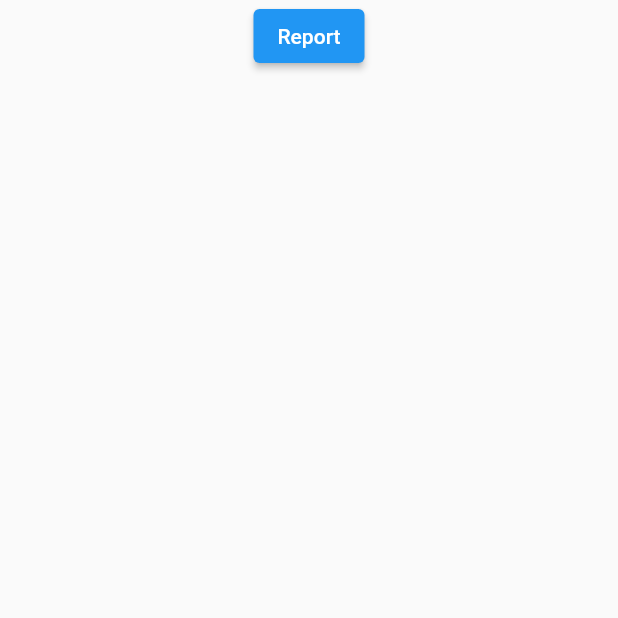
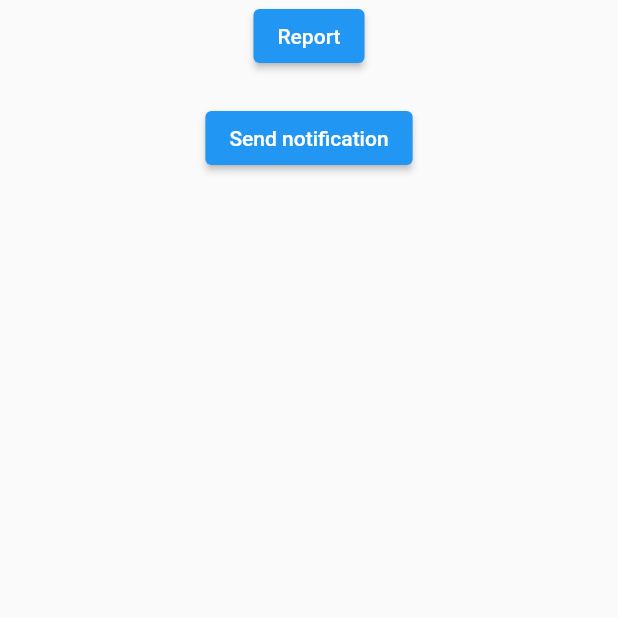
Before and after one commit to MaciekGab/SafeStudy, a Flutter app: the ReportInfectionPage screen opened directly, after a tap on "Report", on a phone screen of 412 x 824 dp, the top half of it. Run offline on Flutter 3.47's test engine with Material 2 defaults, Android fonts, the phone set to English and light mode, and no system bars; our stand-ins replace cloud_firestore, firebase_auth, firebase_core, firebase_messaging, form_field_validator, open_file and 2 more; missing offline and left inert: flutter_barcode_scanner; accounts and stored records are empty.

Commit message:
Created NotificationService which handle sending notifications to other users, Added sending functionality to ReportInfectionPage

```diff
--- a/lib/pages/ReportInfectionPage.dart
+++ b/lib/pages/ReportInfectionPage.dart
@@ -2,8 +2,10 @@ import 'package:cloud_firestore/cloud_firestore.dart';
 import 'package:firebase_messaging/firebase_messaging.dart';
 import 'package:flutter/material.dart';
 import 'package:provider/provider.dart';
+
 import 'package:test_auth_with_rolebased_ui/models/MeetingDataModel.dart';
 import 'package:test_auth_with_rolebased_ui/models/UserDataModel.dart';
+import '../services/NotificationService.dart';
 
 class ReportInfectionPage extends StatelessWidget {
   const ReportInfectionPage({Key key}) : super(key: key);
@@ -39,6 +41,8 @@ class ReportInfectionPage extends StatelessWidget {
                     counter++;
                     // print(element['participants']);
                   });
+                String fcmUserToken = await FirebaseMessaging.instance.getToken();
+                dataSet.remove(fcmUserToken);
                   List<String> testMap;
                   testMap = dataSet.toList();
                   print('data set is: $dataSet');
@@ -46,10 +50,6 @@ class ReportInfectionPage extends StatelessWidget {
                   int value = testMap.length;
                   print('Length of list to send notification: $value');
                   print('Docs returned: $counter');
-
-                  String fcmUserToken = await FirebaseMessaging.instance.getToken();
-                  dataSet.remove(fcmUserToken);
-                print('data set without userToken: $dataSet');
 
                 await FirebaseFirestore.instance.collection('reports').add(
                       {
@@ -64,8 +64,15 @@ class ReportInfectionPage extends StatelessWidget {
                         'reporterId': userData.uid,
                       }
                   );
+                final response = await NotificationService.sendTo(title: 'Test', body: 'TestowaNotyfikacja69', fcmTokens: testMap);
+                print('Notification response code is: ${response.statusCode}');
+                print('Notification response code is: ${response.body}');
                   }
               ),
+              SizedBox(height: 20,),
+              ElevatedButton(onPressed: () {
+
+              }, child: Text("Send notification"))
               // Text('QR value: '+ _qrCodeData)
             ],
           ),
--- /dev/null
+++ b/lib/services/NotificationService.dart
@@ -0,0 +1,27 @@
+import 'dart:convert';
+import 'package:http/http.dart' as http;
+import 'package:flutter/material.dart';
+
+import '../Keys.dart';
+
+class NotificationService {
+  static final http.Client client = http.Client();
+  static final Uri url = Uri.parse(urlToFcm);
+   static Future<http.Response> sendTo({@required String title, @required String body, @required List<String> fcmTokens}) async{
+     return await client.post(
+       url,
+       body: json.encode({
+         "registration_ids" : fcmTokens,
+         "priority" : "high",
+         "notification" : {
+           "body" : body,
+           "title": title
+         }
+       }),
+       headers: {
+         "Content-Type": "application/json",
+         "Authorization": "key=$serverKey"
+       }
+     );
+   }
+}
--- a/pubspec.yaml
+++ b/pubspec.yaml
@@ -41,6 +41,7 @@ dependencies:
   path_provider: ^2.0.2
   intl: ^0.17.0
   open_file: ^3.2.1
+  http: ^0.13.3
 
 dev_dependencies:
   flutter_test:
```
Also changed, not shown: pubspec.lock.
